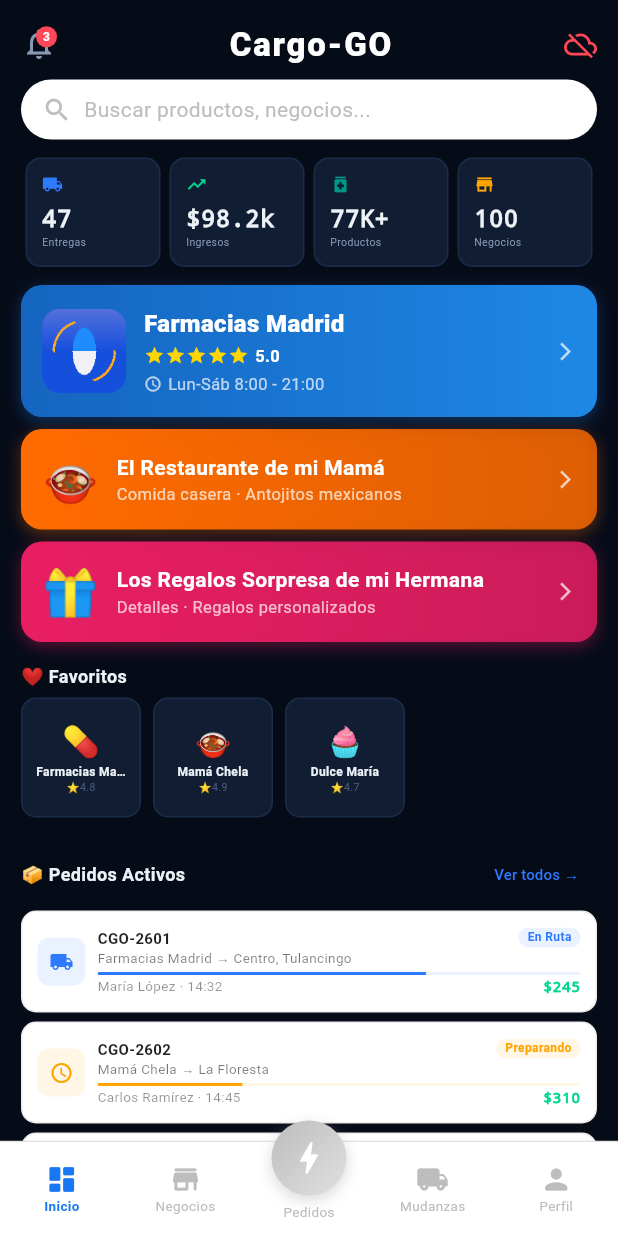
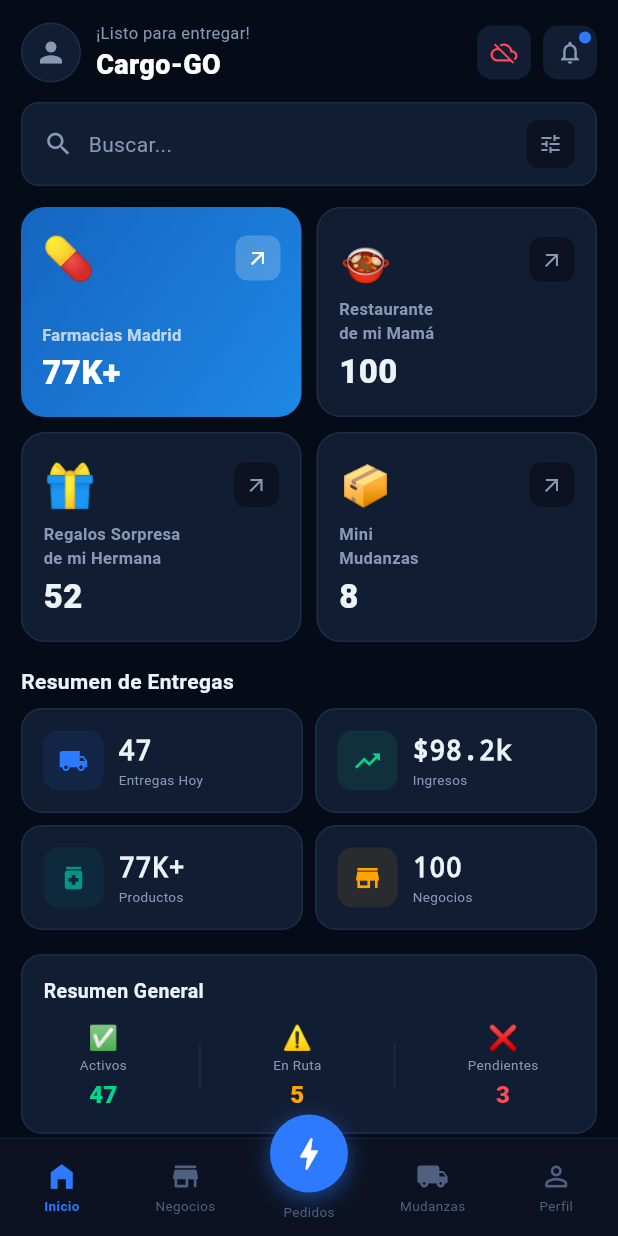
Before and after one commit to jesusortiz42536-ui/Cargo-GO, a Flutter app: the MainApp screen opened directly, on a phone screen of 412 x 824 dp. Run offline on Flutter 3.47's test engine with Material 3 defaults, Android fonts, the phone set to English and light mode, and no system bars; our stand-ins replace shared_preferences; accounts and stored records are empty.

Commit message:
Redesign dashboard to match delivery app screenshot
- Dark theme top bar: profile avatar, Cargo-GO title, cloud + notif icons
- Dark search bar with tune filter icon
- 4 square cards: Farmacias Madrid (blue), Restaurante, Regalos, Mudanzas
- Stats section: Entregas, Ingresos, Productos, Negocios with icons
- Stock Overview bar: Activos, En Ruta, Pendientes
- Bottom nav: dark bg, blue accent, raised bolt button for Pedidos
- Profile icon replaces bell in top bar

https://claude.ai/code/session_01JdFXpx9sFwfwPGCce8H6JV

```diff
--- a/lib/main.dart
+++ b/lib/main.dart
@@ -676,49 +676,46 @@ class _MainAppState extends State<MainApp> {
     }
   }
 
-  // ═══ LOGO BAR (aparece en todas las pantallas) ═══
-  Widget _logoBar() => Padding(
-    padding: const EdgeInsets.only(bottom: 12),
+  // ═══ TOP BAR (aparece en todas las pantallas) ═══
+  Widget _topBar() => Padding(
+    padding: const EdgeInsets.only(bottom: 14),
     child: Column(children: [
+      // Perfil + título + iconos
       Row(children: [
-        // Campana izquierda
-        GestureDetector(onTap: _showNotifs, child: Stack(children: [
-          const Icon(Icons.notifications_outlined, size: 24, color: AppTheme.tm),
-          if (_unreadNotifs > 0) Positioned(right: 0, top: 0, child: Container(width: 14, height: 14,
-            decoration: const BoxDecoration(color: AppTheme.rd, shape: BoxShape.circle),
-            child: Center(child: Text('$_unreadNotifs', style: const TextStyle(fontSize: 8, fontWeight: FontWeight.w700, color: Colors.white))))),
+        GestureDetector(onTap: () => setState(() => _tab = 4),
+          child: Container(width: 40, height: 40,
+            decoration: BoxDecoration(shape: BoxShape.circle, color: AppTheme.cd, border: Border.all(color: AppTheme.bd)),
+            child: const Icon(Icons.person, size: 22, color: AppTheme.tm))),
+        const SizedBox(width: 10),
+        Expanded(child: Column(crossAxisAlignment: CrossAxisAlignment.start, children: [
+          const Text('¡Listo para entregar!', style: TextStyle(fontSize: 11, color: AppTheme.tm)),
+          const Text('Cargo-GO', style: TextStyle(fontSize: 18, fontWeight: FontWeight.w800, color: Colors.white)),
         ])),
-        // Título centrado
-        const Expanded(child: Center(child: Text('Cargo-GO', style: TextStyle(fontSize: 22, fontWeight: FontWeight.w800, color: Colors.white, letterSpacing: 1.2)))),
-        // Derecha: carrito o conexión
-        if (_cartQty > 0) GestureDetector(onTap: _openCart,
-          child: Container(padding: const EdgeInsets.symmetric(horizontal: 8, vertical: 4),
-            decoration: BoxDecoration(color: AppTheme.gr.withOpacity(0.15), borderRadius: BorderRadius.circular(12)),
-            child: Row(mainAxisSize: MainAxisSize.min, children: [
-              const Icon(Icons.shopping_cart, size: 14, color: AppTheme.gr),
-              const SizedBox(width: 4),
-              Text('$_cartQty', style: const TextStyle(fontSize: 11, fontWeight: FontWeight.w700, color: AppTheme.gr)),
-            ])))
-        else GestureDetector(onTap: _loadApiData,
-          child: Icon(_online ? Icons.cloud_done : Icons.cloud_off, size: 22, color: _online ? AppTheme.gr : AppTheme.rd)),
+        GestureDetector(onTap: _loadApiData,
+          child: Container(width: 36, height: 36, decoration: BoxDecoration(color: AppTheme.cd, borderRadius: BorderRadius.circular(10)),
+            child: Icon(_online ? Icons.cloud_done : Icons.cloud_off, size: 18, color: _online ? AppTheme.gr : AppTheme.rd))),
+        const SizedBox(width: 8),
+        GestureDetector(onTap: _showNotifs,
+          child: Container(width: 36, height: 36, decoration: BoxDecoration(color: AppTheme.cd, borderRadius: BorderRadius.circular(10)),
+            child: Stack(children: [
+              const Center(child: Icon(Icons.notifications_outlined, size: 18, color: AppTheme.tm)),
+              if (_unreadNotifs > 0) Positioned(right: 4, top: 4, child: Container(width: 8, height: 8,
+                decoration: const BoxDecoration(color: AppTheme.ac, shape: BoxShape.circle))),
+            ]))),
       ]),
-      const SizedBox(height: 8),
-      // Buscador blanco
-      GestureDetector(
-        onTap: () => setState(() => _tab = 3),
-        child: Container(
-          width: double.infinity,
-          padding: const EdgeInsets.symmetric(vertical: 10, horizontal: 14),
-          decoration: BoxDecoration(
-            color: Colors.white,
-            borderRadius: BorderRadius.circular(25),
-          ),
-          child: Row(children: [
-            Icon(Icons.search, size: 20, color: Colors.grey.shade400),
-            const SizedBox(width: 8),
-            Text('Buscar productos, negocios...', style: TextStyle(fontSize: 14, color: Colors.grey.shade400)),
-          ]),
-        ),
+      const SizedBox(height: 12),
+      // Buscador oscuro estilo screenshot
+      Container(
+        width: double.infinity,
+        padding: const EdgeInsets.symmetric(vertical: 11, horizontal: 14),
+        decoration: BoxDecoration(color: AppTheme.cd, borderRadius: BorderRadius.circular(12), border: Border.all(color: AppTheme.bd)),
+        child: Row(children: [
+          const Icon(Icons.search, size: 20, color: AppTheme.tm),
+          const SizedBox(width: 10),
+          const Expanded(child: Text('Buscar...', style: TextStyle(fontSize: 14, color: AppTheme.tm))),
+          Container(width: 32, height: 32, decoration: BoxDecoration(color: AppTheme.sf, borderRadius: BorderRadius.circular(8)),
+            child: const Icon(Icons.tune, size: 16, color: AppTheme.tm)),
+        ]),
       ),
     ]),
   );
@@ -915,52 +912,39 @@ class _MainAppState extends State<MainApp> {
     );
   }
 
-  static const _navColors = <int, Color>{
-    0: Color(0xFF1877F2),  // Inicio - azul
-    1: Color(0xFFFF6B00),  // Negocios - naranja
-    2: Color(0xFFFFD600),  // Pedidos - amarillo rayo
-    3: Color(0xFF6A1B9A),  // Mudanzas - morado
-    4: Color(0xFF00897B),  // Perfil - verde
-  };
-
   Widget _buildNav() => Container(
-    decoration: BoxDecoration(color: Colors.white, border: Border(top: BorderSide(color: Colors.grey.shade300, width: 0.5))),
+    decoration: const BoxDecoration(color: AppTheme.sf, border: Border(top: BorderSide(color: AppTheme.bd, width: 0.5))),
     child: Row(children: [
-      _navBtn(0, Icons.dashboard_rounded, 'Inicio'),
+      _navBtn(0, Icons.home_filled, 'Inicio'),
       _navBtn(1, Icons.store_rounded, 'Negocios'),
-      // Pedidos - botón redondo sobresaliente con rayo
+      // Botón central redondo sobresaliente con +
       Expanded(child: GestureDetector(
         onTap: () => setState(() => _tab = 2),
         child: Column(mainAxisSize: MainAxisSize.min, children: [
-          Transform.translate(offset: const Offset(0, -14), child: Container(
-            width: 50, height: 50,
+          Transform.translate(offset: const Offset(0, -16), child: Container(
+            width: 52, height: 52,
             decoration: BoxDecoration(
               shape: BoxShape.circle,
-              gradient: LinearGradient(colors: [
-                _tab == 2 ? const Color(0xFFFFD600) : Colors.grey.shade400,
-                _tab == 2 ? const Color(0xFFFFA000) : Colors.grey.shade300,
-              ], begin: Alignment.topLeft, end: Alignment.bottomRight),
-              boxShadow: [BoxShadow(color: (_tab == 2 ? const Color(0xFFFFD600) : Colors.grey).withOpacity(0.4), blurRadius: 8, offset: const Offset(0, 3))],
+              color: AppTheme.ac,
+              boxShadow: [BoxShadow(color: AppTheme.ac.withOpacity(0.5), blurRadius: 12, offset: const Offset(0, 4))],
             ),
             child: const Icon(Icons.bolt_rounded, size: 28, color: Colors.white),
           )),
-          Transform.translate(offset: const Offset(0, -10), child: Text('Pedidos', style: TextStyle(fontSize: 9, color: _tab == 2 ? const Color(0xFFFFA000) : Colors.grey.shade400, fontWeight: _tab == 2 ? FontWeight.w700 : FontWeight.w400))),
+          Transform.translate(offset: const Offset(0, -10), child: Text('Pedidos', style: TextStyle(fontSize: 9, color: _tab == 2 ? AppTheme.ac : AppTheme.td, fontWeight: _tab == 2 ? FontWeight.w700 : FontWeight.w400))),
         ]),
       )),
       _navBtn(3, Icons.local_shipping_rounded, 'Mudanzas'),
-      _navBtn(4, Icons.person_rounded, 'Perfil'),
+      _navBtn(4, Icons.person_outline_rounded, 'Perfil'),
     ]),
   );
 
-  Widget _navBtn(int i, IconData ic, String l) {
-    final c = _navColors[i] ?? const Color(0xFF1877F2);
-    return Expanded(child: InkWell(
-      onTap: () => setState(() => _tab = i),
-      child: Padding(padding: const EdgeInsets.symmetric(vertical: 8), child: Column(mainAxisSize: MainAxisSize.min, children: [
-        Icon(ic, size: 22, color: _tab == i ? c : Colors.grey.shade400),
-        Text(l, style: TextStyle(fontSize: 9, color: _tab == i ? c : Colors.grey.shade400, fontWeight: _tab == i ? FontWeight.w700 : FontWeight.w400)),
-      ]))));
-  }
+  Widget _navBtn(int i, IconData ic, String l) => Expanded(child: InkWell(
+    onTap: () => setState(() => _tab = i),
+    child: Padding(padding: const EdgeInsets.symmetric(vertical: 10), child: Column(mainAxisSize: MainAxisSize.min, children: [
+      Icon(ic, size: 22, color: _tab == i ? AppTheme.ac : AppTheme.td),
+      const SizedBox(height: 2),
+      Text(l, style: TextStyle(fontSize: 9, color: _tab == i ? AppTheme.ac : AppTheme.td, fontWeight: _tab == i ? FontWeight.w700 : FontWeight.w400)),
+    ]))));
 
   Widget _buildScreen() {
     Widget screen;
@@ -995,119 +979,109 @@ class _MainAppState extends State<MainApp> {
 
     return RefreshIndicator(onRefresh: _loadApiData, color: AppTheme.ac,
       child: ListView(padding: const EdgeInsets.all(14), children: [
-      _logoBar(),
-      // Stats - Entregas
+      _topBar(),
+      // ── Cuadros de negocios (estilo screenshot) ──
       Row(children: [
-        _stat('Entregas', sEntregas, Icons.local_shipping, AppTheme.ac),
-        _stat('Ingresos', sIngresos, Icons.trending_up, AppTheme.gr),
-        _stat('Productos', sProductos, Icons.medication, AppTheme.tl),
-        _stat('Negocios', sNegocios, Icons.store, AppTheme.or),
+        _dashCard('💊', 'Farmacias Madrid', sProductos, Icons.arrow_outward, const Color(0xFF1565C0), 'farmacia'),
+        const SizedBox(width: 10),
+        _dashCard('🍲', 'Restaurante\nde mi Mamá', sNegocios, Icons.arrow_outward, AppTheme.cd, 'mama'),
       ]),
-      const SizedBox(height: 12),
-      // Negocios destacados
-      _farmaciaBtn(),
+      const SizedBox(height: 10),
+      Row(children: [
+        _dashCard('🎁', 'Regalos Sorpresa\nde mi Hermana', '52', Icons.arrow_outward, AppTheme.cd, 'dulce'),
+        const SizedBox(width: 10),
+        _dashCard('📦', 'Mini\nMudanzas', '8', Icons.arrow_outward, AppTheme.cd, null, isMud: true),
+      ]),
+      const SizedBox(height: 16),
+      // ── Stats entregas (estilo screenshot) ──
+      const Text('Resumen de Entregas', style: TextStyle(fontSize: 14, fontWeight: FontWeight.w700, color: AppTheme.tx)),
       const SizedBox(height: 8),
-      _negBtn('🍲', 'El Restaurante de mi Mamá', 'Comida casera · Antojitos mexicanos', const Color(0xFFFF6B00), 'mama'),
+      Row(children: [
+        _statCard('Entregas Hoy', sEntregas, Icons.local_shipping, AppTheme.ac),
+        const SizedBox(width: 8),
+        _statCard('Ingresos', sIngresos, Icons.trending_up, AppTheme.gr),
+      ]),
       const SizedBox(height: 8),
-      _negBtn('🎁', 'Los Regalos Sorpresa de mi Hermana', 'Detalles · Regalos personalizados', const Color(0xFFE91E63), 'dulce'),
-      const SizedBox(height: 14),
-      // Favs
-      if (_favs.isNotEmpty) ...[
-        const Text('❤️ Favoritos', style: TextStyle(fontSize: 12, fontWeight: FontWeight.w700, color: AppTheme.tx)),
-        const SizedBox(height: 6),
-        SizedBox(height: 80, child: ListView(scrollDirection: Axis.horizontal, children: allNegs.where((n) => _favs.contains(n.id)).map((n) =>
-          GestureDetector(onTap: () { if (n.menu != null) setState(() => _menuScreen = n.menu); },
-            child: Container(width: 80, margin: const EdgeInsets.only(right: 8), padding: const EdgeInsets.all(8),
-              decoration: BoxDecoration(color: AppTheme.cd, borderRadius: BorderRadius.circular(10), border: Border.all(color: AppTheme.bd)),
-              child: Column(mainAxisAlignment: MainAxisAlignment.center, children: [
-                Text(n.e, style: const TextStyle(fontSize: 20)),
-                Text(n.nom, style: const TextStyle(fontSize: 8, fontWeight: FontWeight.w700, color: AppTheme.tx), textAlign: TextAlign.center, maxLines: 1, overflow: TextOverflow.ellipsis),
-                Text('⭐${n.r}', style: TextStyle(fontSize: 7, color: AppTheme.td)),
-              ])))).toList())),
-        const SizedBox(height: 14),
-      ],
-      // Active orders
+      Row(children: [
+        _statCard('Productos', sProductos, Icons.medication, AppTheme.tl),
+        const SizedBox(width: 8),
+        _statCard('Negocios', sNegocios, Icons.store, AppTheme.or),
+      ]),
+      const SizedBox(height: 16),
+      // ── Stock Overview ──
+      Container(padding: const EdgeInsets.all(14),
+        decoration: BoxDecoration(color: AppTheme.cd, borderRadius: BorderRadius.circular(14), border: Border.all(color: AppTheme.bd)),
+        child: Column(crossAxisAlignment: CrossAxisAlignment.start, children: [
+          const Text('Resumen General', style: TextStyle(fontSize: 13, fontWeight: FontWeight.w700, color: AppTheme.tx)),
+          const SizedBox(height: 10),
+          Row(mainAxisAlignment: MainAxisAlignment.spaceAround, children: [
+            _overviewItem('✅', 'Activos', sEntregas, AppTheme.gr),
+            Container(width: 1, height: 30, color: AppTheme.bd),
+            _overviewItem('⚠️', 'En Ruta', '${pedidos.where((p) => p.est == "ruta").length}', AppTheme.or),
+            Container(width: 1, height: 30, color: AppTheme.bd),
+            _overviewItem('❌', 'Pendientes', '${pedidos.where((p) => p.est == "prep").length}', AppTheme.rd),
+          ]),
+        ]),
+      ),
+      const SizedBox(height: 16),
+      // ── Entregas recientes ──
       Row(mainAxisAlignment: MainAxisAlignment.spaceBetween, children: [
-        const Text('📦 Pedidos Activos', style: TextStyle(fontSize: 12, fontWeight: FontWeight.w700, color: AppTheme.tx)),
-        TextButton(onPressed: () => setState(() => _tab = 2), child: Text('Ver todos →', style: TextStyle(fontSize: 10, color: AppTheme.ac))),
+        const Text('Entregas Recientes', style: TextStyle(fontSize: 14, fontWeight: FontWeight.w700, color: AppTheme.tx)),
+        TextButton(onPressed: () => setState(() => _tab = 2), child: const Text('Ver todos', style: TextStyle(fontSize: 11, color: AppTheme.ac))),
       ]),
       ...pedidos.where((p) => p.est != 'ok').take(4).map(_pedCard),
     ]));
   }
 
-  Widget _stat(String l, String v, IconData ic, Color c) => Expanded(child: Container(margin: const EdgeInsets.symmetric(horizontal: 3),
-    padding: const EdgeInsets.all(10), decoration: BoxDecoration(color: AppTheme.cd, borderRadius: BorderRadius.circular(10), border: Border.all(color: AppTheme.bd)),
-    child: Column(crossAxisAlignment: CrossAxisAlignment.start, children: [
-      Icon(ic, size: 14, color: c),
-      const SizedBox(height: 4),
-      Text(v, style: TextStyle(fontSize: 16, fontWeight: FontWeight.w800, color: AppTheme.tx, fontFamily: 'monospace')),
-      Text(l, style: TextStyle(fontSize: 7, color: AppTheme.tm)),
-    ])));
-
-  Widget _quickMenu(String e, String l, Color c, String key) => Expanded(child: GestureDetector(
-    onTap: () => setState(() => _menuScreen = key),
-    child: Container(padding: const EdgeInsets.all(12), decoration: BoxDecoration(color: c.withOpacity(0.05), borderRadius: BorderRadius.circular(12), border: Border.all(color: c.withOpacity(0.15))),
-      child: Column(children: [Text(e, style: const TextStyle(fontSize: 26)), Text(l, style: TextStyle(fontSize: 10, fontWeight: FontWeight.w700, color: AppTheme.tx)), Text('Ver menú →', style: TextStyle(fontSize: 8, color: c))]))));
-
-  Widget _farmaciaBtn() => GestureDetector(
-    onTap: () => setState(() => _menuScreen = 'farmacia'),
-    child: Container(
-      width: double.infinity,
-      padding: const EdgeInsets.all(14),
-      decoration: BoxDecoration(
-        gradient: const LinearGradient(colors: [Color(0xFF1565C0), Color(0xFF1E88E5)]),
-        borderRadius: BorderRadius.circular(14),
-        boxShadow: [BoxShadow(color: const Color(0xFF1565C0).withOpacity(0.4), blurRadius: 8, offset: const Offset(0, 3))],
+  Widget _dashCard(String emoji, String label, String value, IconData arrow, Color bgColor, String? menuKey, {bool isMud = false}) {
+    final bool isBlue = bgColor == const Color(0xFF1565C0);
+    return Expanded(child: GestureDetector(
+      onTap: () { if (isMud) { setState(() => _tab = 3); } else if (menuKey != null) setState(() => _menuScreen = menuKey); },
+      child: Container(
+        height: 140,
+        padding: const EdgeInsets.all(14),
+        decoration: BoxDecoration(
+          color: bgColor,
+          borderRadius: BorderRadius.circular(16),
+          border: isBlue ? null : Border.all(color: AppTheme.bd),
+          gradient: isBlue ? const LinearGradient(colors: [Color(0xFF1565C0), Color(0xFF1E88E5)], begin: Alignment.topLeft, end: Alignment.bottomRight) : null,
+        ),
+        child: Column(crossAxisAlignment: CrossAxisAlignment.start, children: [
+          Row(mainAxisAlignment: MainAxisAlignment.spaceBetween, children: [
+            Text(emoji, style: const TextStyle(fontSize: 28)),
+            Container(width: 30, height: 30, decoration: BoxDecoration(
+              color: isBlue ? Colors.white.withOpacity(0.2) : AppTheme.sf, borderRadius: BorderRadius.circular(8)),
+              child: Icon(arrow, size: 16, color: isBlue ? Colors.white : AppTheme.tm)),
+          ]),
+          const Spacer(),
+          Text(label, style: TextStyle(fontSize: 11, fontWeight: FontWeight.w600, color: isBlue ? Colors.white70 : AppTheme.tm)),
+          const SizedBox(height: 2),
+          Text(value, style: TextStyle(fontSize: 22, fontWeight: FontWeight.w800, color: isBlue ? Colors.white : AppTheme.tx)),
+        ]),
       ),
-      child: Row(children: [
-        ClipRRect(borderRadius: BorderRadius.circular(12),
-          child: Image.asset('assets/images/farmacia_logo.png', width: 56, height: 56, fit: BoxFit.cover)),
-        const SizedBox(width: 12),
-        Expanded(child: Column(crossAxisAlignment: CrossAxisAlignment.start, children: [
-          const Text('Farmacias Madrid', style: TextStyle(fontSize: 16, fontWeight: FontWeight.w800, color: Colors.white)),
-          const SizedBox(height: 2),
-          Row(children: const [
-            Icon(Icons.star, size: 14, color: Color(0xFFFFD600)),
-            Icon(Icons.star, size: 14, color: Color(0xFFFFD600)),
-            Icon(Icons.star, size: 14, color: Color(0xFFFFD600)),
-            Icon(Icons.star, size: 14, color: Color(0xFFFFD600)),
-            Icon(Icons.star, size: 14, color: Color(0xFFFFD600)),
-            SizedBox(width: 4),
-            Text('5.0', style: TextStyle(fontSize: 11, fontWeight: FontWeight.w700, color: Colors.white)),
-          ]),
-          const SizedBox(height: 3),
-          Row(children: const [
-            Icon(Icons.access_time, size: 12, color: Colors.white70),
-            SizedBox(width: 4),
-            Text('Lun-Sáb 8:00 - 21:00', style: TextStyle(fontSize: 11, color: Colors.white70)),
-          ]),
-        ])),
-        const Icon(Icons.arrow_forward_ios, size: 14, color: Colors.white70),
+    ));
+  }
+
+  Widget _statCard(String label, String value, IconData ic, Color c) => Expanded(child: Container(
+    padding: const EdgeInsets.all(14),
+    decoration: BoxDecoration(color: AppTheme.cd, borderRadius: BorderRadius.circular(14), border: Border.all(color: AppTheme.bd)),
+    child: Row(children: [
+      Container(width: 40, height: 40, decoration: BoxDecoration(color: c.withOpacity(0.1), borderRadius: BorderRadius.circular(10)),
+        child: Icon(ic, size: 20, color: c)),
+      const SizedBox(width: 10),
+      Column(crossAxisAlignment: CrossAxisAlignment.start, children: [
+        Text(value, style: TextStyle(fontSize: 18, fontWeight: FontWeight.w800, color: AppTheme.tx, fontFamily: 'monospace')),
+        Text(label, style: const TextStyle(fontSize: 9, color: AppTheme.tm)),
       ]),
-    ),
-  );
-
-  Widget _negBtn(String emoji, String title, String sub, Color c, String key) => GestureDetector(
-    onTap: () => setState(() => _menuScreen = key),
-    child: Container(
-      width: double.infinity,
-      padding: const EdgeInsets.symmetric(vertical: 12, horizontal: 14),
-      decoration: BoxDecoration(
-        gradient: LinearGradient(colors: [c, c.withOpacity(0.8)]),
-        borderRadius: BorderRadius.circular(14),
-        boxShadow: [BoxShadow(color: c.withOpacity(0.35), blurRadius: 8, offset: const Offset(0, 3))],
-      ),
-      child: Row(children: [
-        Text(emoji, style: const TextStyle(fontSize: 30)),
-        const SizedBox(width: 12),
-        Expanded(child: Column(crossAxisAlignment: CrossAxisAlignment.start, children: [
-          Text(title, style: const TextStyle(fontSize: 14, fontWeight: FontWeight.w700, color: Colors.white)),
-          Text(sub, style: const TextStyle(fontSize: 11, color: Colors.white70)),
-        ])),
-        const Icon(Icons.arrow_forward_ios, size: 14, color: Colors.white70),
-      ]),
-    ),
-  );
+    ]),
+  ));
+
+  Widget _overviewItem(String emoji, String label, String value, Color c) => Column(children: [
+    Text(emoji, style: const TextStyle(fontSize: 16)),
+    Text(label, style: const TextStyle(fontSize: 9, color: AppTheme.tm)),
+    const SizedBox(height: 2),
+    Text(value, style: TextStyle(fontSize: 16, fontWeight: FontWeight.w800, color: c)),
+  ]);
 
   // ═══ NEGOCIOS ═══
   Widget _negScreen() {
@@ -1120,7 +1094,7 @@ class _MainAppState extends State<MainApp> {
 
     return RefreshIndicator(onRefresh: _loadApiData, color: AppTheme.ac,
       child: ListView(padding: const EdgeInsets.all(14), children: [
-      _logoBar(),
+      _topBar(),
       // City filter
       Row(children: [
         _cityBtn('all', '🗺️ Todos (${negHidalgo.length + negCdmx.length})'),
@@ -1316,7 +1290,7 @@ class _MainAppState extends State<MainApp> {
     final fp = _pedFilter == 'all' ? pedidos : pedidos.where((p) => p.city == _pedFilter).toList();
     return RefreshIndicator(onRefresh: _loadApiData, color: AppTheme.ac,
       child: ListView(padding: const EdgeInsets.all(14), children: [
-      _logoBar(),
+      _topBar(),
       Row(children: [for (var f in [['all','Todos'],['hidalgo','Hidalgo'],['cdmx','CDMX']])
         Expanded(child: GestureDetector(onTap: () => setState(() => _pedFilter = f[0]),
           child: Container(margin: const EdgeInsets.symmetric(horizontal: 2), padding: const EdgeInsets.symmetric(vertical: 8),
@@ -1402,7 +1376,7 @@ class _MainAppState extends State<MainApp> {
   // ═══ MAPA ═══
   // ═══ MINI MUDANZAS ═══
   Widget _mudScreen() => ListView(padding: const EdgeInsets.all(14), children: [
-    _logoBar(),
+    _topBar(),
     Container(
       width: double.infinity, padding: const EdgeInsets.all(16),
       decoration: BoxDecoration(
@@ -1508,7 +1482,7 @@ class _MainAppState extends State<MainApp> {
 
   // ═══ PERFIL ═══
   Widget _perfScreen() => ListView(padding: const EdgeInsets.all(14), children: [
-    _logoBar(),
+    _topBar(),
     Container(padding: const EdgeInsets.all(20), decoration: BoxDecoration(borderRadius: BorderRadius.circular(14),
       gradient: LinearGradient(colors: [AppTheme.ac.withOpacity(0.1), AppTheme.pu.withOpacity(0.1)])),
       child: Column(children: [
```
